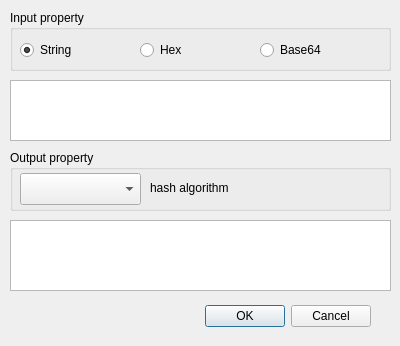
This is BerViewer/gen_hash_dlg.ui in jykim74/BerEditor as Qt 5 draws it before an edit. The edited form follows.
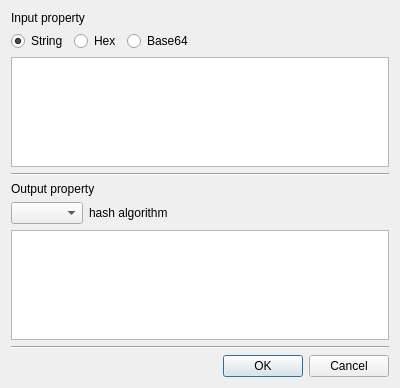
This is the edited form.

```diff
--- a/BerViewer/gen_hash_dlg.ui
+++ b/BerViewer/gen_hash_dlg.ui
@@ -7,49 +7,27 @@
     <x>0</x>
     <y>0</y>
     <width>400</width>
-    <height>346</height>
+    <height>388</height>
    </rect>
   </property>
   <property name="windowTitle">
    <string>Dialog</string>
   </property>
-  <widget class="QDialogButtonBox" name="buttonBox">
-   <property name="geometry">
-    <rect>
-     <x>30</x>
-     <y>300</y>
-     <width>341</width>
-     <height>32</height>
-    </rect>
-   </property>
-   <property name="orientation">
-    <enum>Qt::Horizontal</enum>
-   </property>
-   <property name="standardButtons">
-    <set>QDialogButtonBox::Cancel|QDialogButtonBox::Ok</set>
-   </property>
-  </widget>
-  <widget class="QGroupBox" name="groupBox">
-   <property name="geometry">
-    <rect>
-     <x>10</x>
-     <y>10</y>
-     <width>381</width>
-     <height>61</height>
-    </rect>
-   </property>
-   <property name="title">
+  <layout class="QVBoxLayout" name="verticalLayout">
+   <item>
+    <widget class="QLabel" name="label_2">
+     <property name="text">
     <string>Input property</string>
    </property>
+    </widget>
+   </item>
+   <item>
+    <layout class="QHBoxLayout" name="horizontalLayout">
+     <property name="topMargin">
+      <number>0</number>
+     </property>
+     <item>
    <widget class="QRadioButton" name="mInputStringBtn">
-    <property name="geometry">
-     <rect>
-      <x>10</x>
-      <y>30</y>
-      <width>100</width>
-      <height>20</height>
-     </rect>
-    </property>
     <property name="text">
      <string>String</string>
     </property>
@@ -57,89 +35,101 @@
      <bool>true</bool>
     </property>
    </widget>
+     </item>
+     <item>
    <widget class="QRadioButton" name="mInputHexBtn">
-    <property name="geometry">
-     <rect>
-      <x>130</x>
-      <y>30</y>
-      <width>100</width>
-      <height>20</height>
-     </rect>
-    </property>
     <property name="text">
      <string>Hex</string>
     </property>
    </widget>
+     </item>
+     <item>
    <widget class="QRadioButton" name="mInputBase64Btn">
-    <property name="geometry">
-     <rect>
-      <x>250</x>
-      <y>30</y>
-      <width>100</width>
-      <height>20</height>
-     </rect>
-    </property>
     <property name="text">
      <string>Base64</string>
     </property>
    </widget>
-  </widget>
-  <widget class="QGroupBox" name="groupBox_2">
-   <property name="geometry">
-    <rect>
-     <x>10</x>
-     <y>150</y>
-     <width>381</width>
-     <height>61</height>
-    </rect>
-   </property>
-   <property name="title">
+     </item>
+     <item>
+      <spacer name="horizontalSpacer">
+       <property name="orientation">
+        <enum>Qt::Horizontal</enum>
+       </property>
+       <property name="sizeHint" stdset="0">
+        <size>
+         <width>40</width>
+         <height>20</height>
+        </size>
+       </property>
+      </spacer>
+     </item>
+    </layout>
+   </item>
+   <item>
+    <widget class="QPlainTextEdit" name="mInputText"/>
+   </item>
+   <item>
+    <widget class="Line" name="line">
+     <property name="orientation">
+      <enum>Qt::Horizontal</enum>
+     </property>
+    </widget>
+   </item>
+   <item>
+    <widget class="QLabel" name="label_3">
+     <property name="text">
     <string>Output property</string>
    </property>
-   <widget class="QComboBox" name="mOutputHashCombo">
-    <property name="geometry">
-     <rect>
-      <x>10</x>
-      <y>23</y>
-      <width>121</width>
-      <height>32</height>
-     </rect>
-    </property>
-   </widget>
+    </widget>
+   </item>
+   <item>
+    <layout class="QHBoxLayout" name="horizontalLayout_2">
+     <item>
+      <widget class="QComboBox" name="mOutputHashCombo"/>
+     </item>
+     <item>
    <widget class="QLabel" name="label">
-    <property name="geometry">
-     <rect>
-      <x>140</x>
-      <y>30</y>
-      <width>121</width>
-      <height>16</height>
-     </rect>
-    </property>
     <property name="text">
      <string>hash algorithm</string>
     </property>
    </widget>
-  </widget>
-  <widget class="QPlainTextEdit" name="mInputText">
-   <property name="geometry">
-    <rect>
-     <x>10</x>
-     <y>80</y>
-     <width>381</width>
-     <height>61</height>
-    </rect>
-   </property>
-  </widget>
-  <widget class="QPlainTextEdit" name="mOutputText">
-   <property name="geometry">
-    <rect>
-     <x>10</x>
-     <y>220</y>
-     <width>381</width>
-     <height>71</height>
-    </rect>
-   </property>
-  </widget>
+     </item>
+     <item>
+      <spacer name="horizontalSpacer_2">
+       <property name="orientation">
+        <enum>Qt::Horizontal</enum>
+       </property>
+       <property name="sizeHint" stdset="0">
+        <size>
+         <width>40</width>
+         <height>20</height>
+        </size>
+       </property>
+      </spacer>
+     </item>
+    </layout>
+   </item>
+   <item>
+    <widget class="QPlainTextEdit" name="mOutputText"/>
+   </item>
+   <item>
+    <widget class="Line" name="line_2">
+     <property name="orientation">
+      <enum>Qt::Horizontal</enum>
+     </property>
+    </widget>
+   </item>
+   <item>
+    <widget class="QDialogButtonBox" name="buttonBox">
+     <property name="orientation">
+      <enum>Qt::Horizontal</enum>
+     </property>
+     <property name="standardButtons">
+      <set>QDialogButtonBox::Cancel|QDialogButtonBox::Ok</set>
+     </property>
+    </widget>
+   </item>
+  </layout>
  </widget>
  <resources/>
  <connections>
```
Lines whose indentation alone changed are shown as unchanged.
